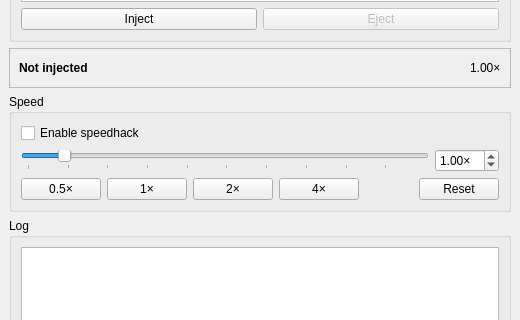
Before: the Qt Designer form mainwindow.ui in kyokyotosh/almost-universal-speedhack, drawn with Qt 5; both pictures show x 0 to 520 and y 228 to 548 of the 520 by 680 pixel window.
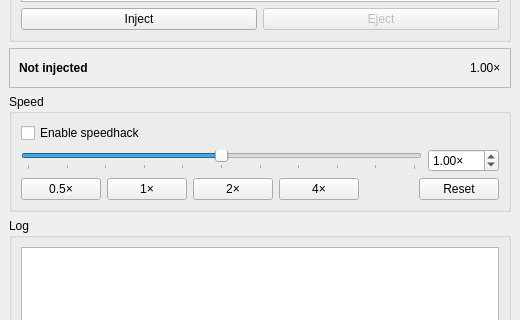
After: the same form once the commit is applied.

Commit message: Refactor speed slider: implement logarithmic mapping and adjust UI properties for improved speed control

What changed in the file:
```diff
--- a/mainwindow.ui
+++ b/mainwindow.ui
@@ -164,7 +164,7 @@
           <widget class="QSlider" name="speedSlider">
            <!-- integer ticks: 10..1000 map to 0.10×..10.00× (value/100) -->
            <property name="minimum">
-            <number>10</number>
+            <number>0</number>
            </property>
            <property name="maximum">
             <number>1000</number>
@@ -176,7 +176,7 @@
             <number>50</number>
            </property>
            <property name="value">
-            <number>100</number>
+            <number>500</number>
            </property>
            <property name="orientation">
             <enum>Qt::Horizontal</enum>
@@ -198,7 +198,7 @@
             <double>0.100000000000000</double>
            </property>
            <property name="maximum">
-            <double>10.000000000000000</double>
+            <double>500.000000000000000</double>
            </property>
            <property name="singleStep">
             <double>0.100000000000000</double>
```
Left out of the diff: 4 changed lines with no effect on the pictures. The commit also changes 1 other file.
